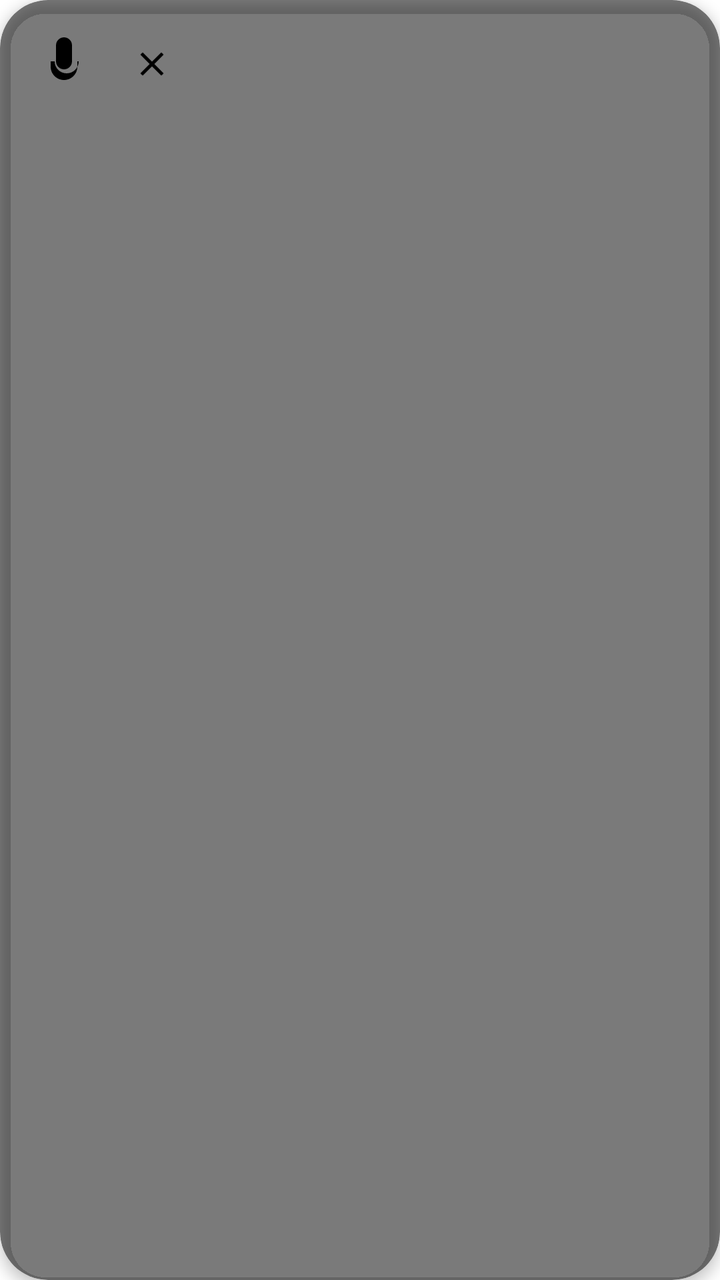
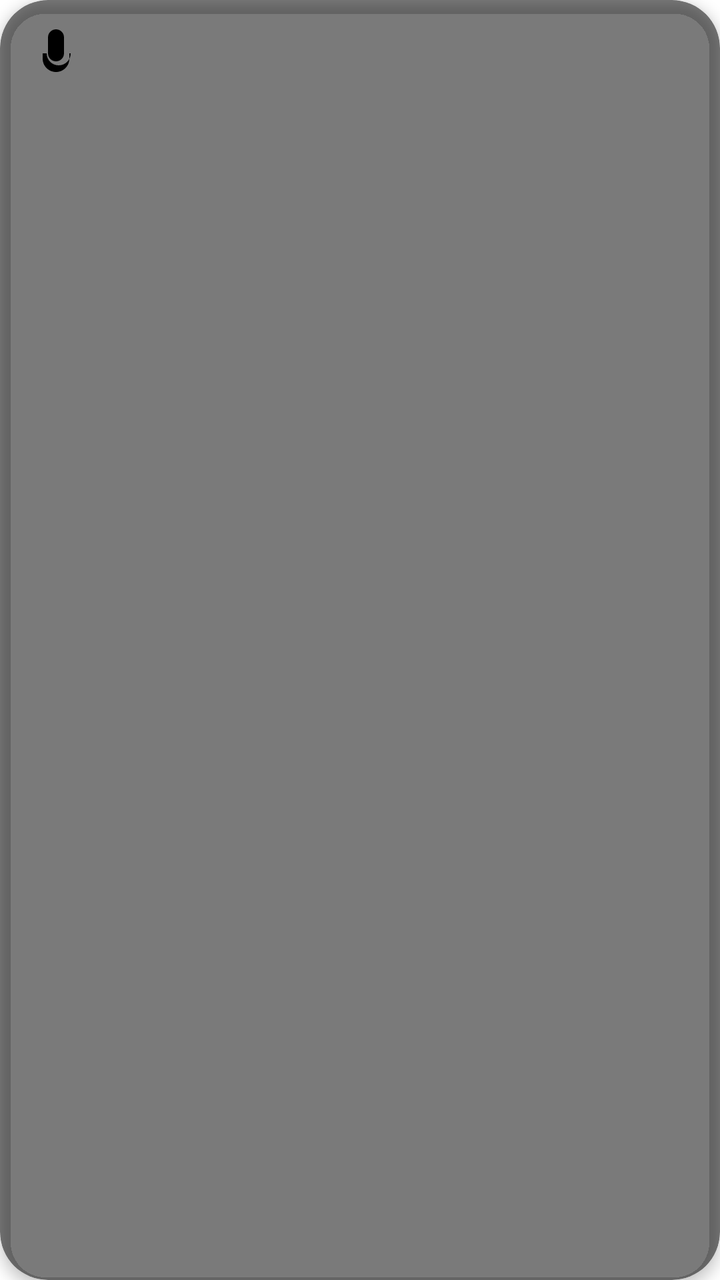

The first picture is an Android layout as it rendered before a commit; the second is the same layout after the commit. The layout source and the unified diff follow.
<!-- AndroidManifest.xml: application theme Theme.DouyinAssistant -->
<!-- res/layout/layout_float_window.xml -->
<?xml version="1.0" encoding="utf-8"?>
<androidx.cardview.widget.CardView xmlns:android="http://schemas.android.com/apk/res/android"
    xmlns:app="http://schemas.android.com/apk/res-auto"
    android:id="@+id/cv_container"
    android:layout_width="wrap_content"
    android:layout_height="wrap_content"
    android:layout_margin="8dp"
    app:cardCornerRadius="24dp"
    app:cardElevation="4dp"
    app:cardBackgroundColor="#80000000">

    <LinearLayout
        android:layout_width="wrap_content"
        android:layout_height="wrap_content"
        android:orientation="horizontal"
        android:padding="8dp">

        <ImageView
            android:id="@+id/iv_drag"
            android:layout_width="48dp"
            android:layout_height="48dp"
            android:layout_gravity="center_vertical"
            android:src="@drawable/ic_mic"
            android:padding="8dp"
            android:background="@drawable/background_circle_selector"
            android:clickable="true"
            android:focusable="true" />

        <TextView
            android:id="@+id/tv_asr_result"
            android:layout_width="wrap_content"
            android:layout_height="wrap_content"
            android:layout_gravity="center_vertical"
            android:layout_marginStart="8dp"
            android:text="抖音助手"
            android:textColor="@android:color/white"
            android:textSize="12sp"
            android:visibility="gone" />

        <ImageView
            android:id="@+id/iv_close"
            android:layout_width="24dp"
            android:layout_height="24dp"
            android:layout_gravity="center_vertical"
            android:layout_marginStart="8dp"
            android:src="@drawable/ic_close"
            android:padding="2dp"
            android:background="@drawable/background_circle_selector"
            android:clickable="true"
            android:focusable="true" />

    </LinearLayout>

</androidx.cardview.widget.CardView>
<!-- resources referenced by this layout -->
<resources>
  <!-- drawable background_circle_selector (drawable) -->
  <?xml version="1.0" encoding="utf-8"?>
  <selector xmlns:android="http://schemas.android.com/apk/res/android">
      <item android:state_pressed="true">
          <shape android:shape="oval">
              <solid android:color="#40FFFFFF" />
          </shape>
      </item>
      <item>
          <shape android:shape="oval">
              <solid android:color="#00FFFFFF" />
          </shape>
      </item>
  </selector>
  <!-- drawable ic_close (drawable) -->
  <vector xmlns:android="http://schemas.android.com/apk/res/android"
      android:width="24dp"
      android:height="24dp"
      android:viewportWidth="24"
      android:viewportHeight="24"
      android:tint="?attr/colorOnSurface">
    <path
        android:fillColor="@android:color/white"
        android:pathData="M19,6.41L17.59,5 12,10.59 6.41,5 5,6.41 10.59,12 5,17.59 6.41,19 12,13.41 17.59,19 19,17.59 13.41,12z"/>
  </vector>
  <!-- drawable ic_mic (drawable) -->
  <vector xmlns:android="http://schemas.android.com/apk/res/android"
      android:width="24dp"
      android:height="24dp"
      android:viewportWidth="24"
      android:viewportHeight="24"
      android:tint="?attr/colorOnSurface">
    <path
        android:fillColor="@android:color/white"
        android:pathData="M12,14c1.66,0 3,-1.34 3,-3L15,5c0,-1.66 -1.34,-3 -3,-3S9,3.34 9,5v6c0,1.66 1.34,3 3,3zM17.5,11c0,2.49 -2,4.5 -4.5,4.5S8.5,13.49 8.5,11L7,11v2c0,2.76 2.24,5 5,5s5,-2.24 5,-5v-2h-1.5z"/>
  </vector>
  <style name="Theme.DouyinAssistant" parent="Theme.MaterialComponents.DayNight.DarkActionBar" />
</resources>

<!-- the commit's change to res/layout/layout_float_window.xml (unified diff, before → after) -->
@@ -13,41 +13,33 @@
         android:layout_width="wrap_content"
         android:layout_height="wrap_content"
         android:orientation="horizontal"
-        android:padding="8dp">
+        android:padding="6dp">
 
         <ImageView
             android:id="@+id/iv_drag"
-            android:layout_width="48dp"
-            android:layout_height="48dp"
+            android:layout_width="44dp"
+            android:layout_height="44dp"
             android:layout_gravity="center_vertical"
             android:src="@drawable/ic_mic"
-            android:padding="8dp"
+            android:padding="6dp"
             android:background="@drawable/background_circle_selector"
             android:clickable="true"
-            android:focusable="true" />
+            android:focusable="true"
+            android:scaleType="fitCenter" />
 
         <TextView
             android:id="@+id/tv_asr_result"
             android:layout_width="wrap_content"
             android:layout_height="wrap_content"
             android:layout_gravity="center_vertical"
-            android:layout_marginStart="8dp"
+            android:layout_marginStart="6dp"
             android:text="抖音助手"
             android:textColor="@android:color/white"
             android:textSize="12sp"
-            android:visibility="gone" />
+            android:visibility="gone"
+            android:maxWidth="150dp" />
 
-        <ImageView
-            android:id="@+id/iv_close"
-            android:layout_width="24dp"
-            android:layout_height="24dp"
-            android:layout_gravity="center_vertical"
-            android:layout_marginStart="8dp"
-            android:src="@drawable/ic_close"
-            android:padding="2dp"
-            android:background="@drawable/background_circle_selector"
-            android:clickable="true"
-            android:focusable="true" />
+
 
     </LinearLayout>
 
<!-- resource entries referenced after the edit -->
@@ -14,17 +14,6 @@
           </shape>
       </item>
   </selector>
-  <!-- drawable ic_close (drawable) -->
-  <vector xmlns:android="http://schemas.android.com/apk/res/android"
-      android:width="24dp"
-      android:height="24dp"
-      android:viewportWidth="24"
-      android:viewportHeight="24"
-      android:tint="?attr/colorOnSurface">
-    <path
-        android:fillColor="@android:color/white"
-        android:pathData="M19,6.41L17.59,5 12,10.59 6.41,5 5,6.41 10.59,12 5,17.59 6.41,19 12,13.41 17.59,19 19,17.59 13.41,12z"/>
-  </vector>
   <!-- drawable ic_mic (drawable) -->
   <vector xmlns:android="http://schemas.android.com/apk/res/android"
       android:width="24dp"
